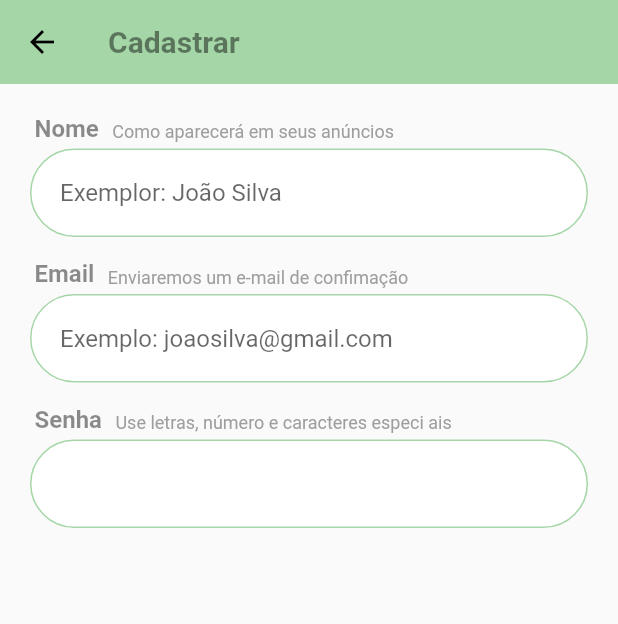
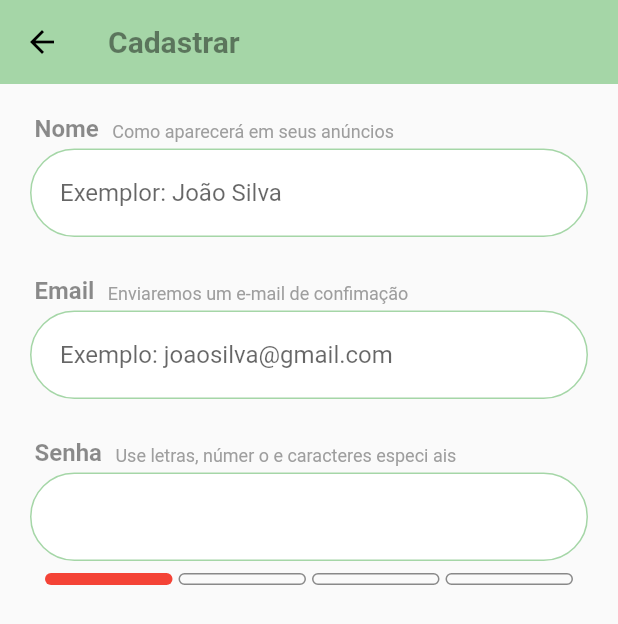
Before and after one commit to Judsonn/e-commerce, a Flutter app: the RegisterPage screen opened directly, on a phone screen of 412 x 824 dp. Shown: the top 624 px of the screen. Run offline on Flutter 3.47's test engine with Material 2 defaults, Android fonts, the phone set to English and light mode, and no system bars; our stand-ins replace brasil_fields, rxdart.

Commit message:
creation of the password strength meter bar

```diff
--- a/lib/pages/register/register_page.dart
+++ b/lib/pages/register/register_page.dart
@@ -1,4 +1,5 @@
 import 'package:e_comerce/pages/register/widgets/field_title.dart';
+import 'package:e_comerce/pages/register/widgets/password_field.dart';
 import 'package:flutter/material.dart';
 
 class RegisterPage extends StatefulWidget {
@@ -47,7 +48,7 @@ class _RegisterPageState extends State<RegisterPage> {
               },
             ),
             SizedBox(
-              height: 15,
+              height: 26,
             ),
             const FieldTitle(
               title: "Email",
@@ -73,26 +74,13 @@ class _RegisterPageState extends State<RegisterPage> {
               },
             ),
             SizedBox(
-              height: 15,
+              height: 26,
             ),
             const FieldTitle(
               title: "Senha",
-              subTitle: "Use letras, número e caracteres especi ais  ",
+              subTitle: "Use letras, númer o e caracteres especi ais  ",
             ),
-            TextFormField(
-              decoration: InputDecoration(
-                  enabledBorder: OutlineInputBorder(
-                    borderRadius: BorderRadius.circular(30.0),
-                    borderSide: BorderSide(
-                        style: BorderStyle.solid,
-                        color: Theme.of(context).primaryColor,
-                        width: 1),
-                  ),
-                  border: OutlineInputBorder(
-                    borderRadius: BorderRadius.circular(30.0),
-                  ),
-                  hintText: ''),
-            ),
+           PasswordField(),
           ],
         ),
       ),
--- /dev/null
+++ b/lib/pages/register/widgets/password_field.dart
@@ -0,0 +1,86 @@
+import 'package:flutter/material.dart';
+
+class PasswordField extends StatelessWidget {
+  @override
+  Widget build(BuildContext context) {
+
+
+    Widget _buildBar(int n, String pass) {
+      final int level = _calcScore(pass);
+      return Expanded(
+        child: Container(
+          margin: const EdgeInsets.symmetric(horizontal: 2),
+          decoration: BoxDecoration(
+            borderRadius: BorderRadius.all(Radius.circular(5)),
+            color: n <= level? _getColor(level): Colors.transparent,
+            border: n > level? Border.all(color: Colors.black45): null,
+          ),
+        ),
+      );
+    }
+
+    return FormField<String>(
+      initialValue: '',
+      builder: (state) {
+        return Column(
+          children: <Widget>[
+            TextFormField(
+              obscureText: true,
+              decoration: InputDecoration(
+                enabledBorder: OutlineInputBorder(
+                  borderRadius: BorderRadius.circular(30.0),
+                  borderSide: BorderSide(
+                      style: BorderStyle.solid,
+                      color: Theme.of(context).primaryColor,
+                      width: 1),
+                ),
+                border: OutlineInputBorder(
+                  borderRadius: BorderRadius.circular(30.0),
+                ),
+              ),
+              onChanged: state.didChange,
+            ),
+            Container(
+              margin: const EdgeInsets.all(8),
+              height: 8,
+              child: Row(
+                children: <Widget>[
+                  _buildBar(0, state.value),
+                  _buildBar(1, state.value),
+                  _buildBar(2, state.value),
+                  _buildBar(3, state.value)
+                ],
+              ),
+            )
+          ],
+        );
+      },
+    );
+  }
+
+  int _calcScore(String text) {
+    int score = 0;
+    if (text.length > 8)
+      score += 1;
+    if (text.contains(RegExp(r'[0-9]')))
+      score += 1;
+    if (text.contains(RegExp(r'[A-Z]')))
+      score += 1;
+      return score;
+  }
+
+  Color _getColor(int level){
+    switch(level){
+      case 0:
+       return Colors.red;
+      case 1:
+        return Colors.orange;
+      case 2:
+        return Colors.green[200];
+      case 3:
+        return Colors.green[500];
+      defauld:
+        return Colors.red;
+    }
+  }
+}
```
